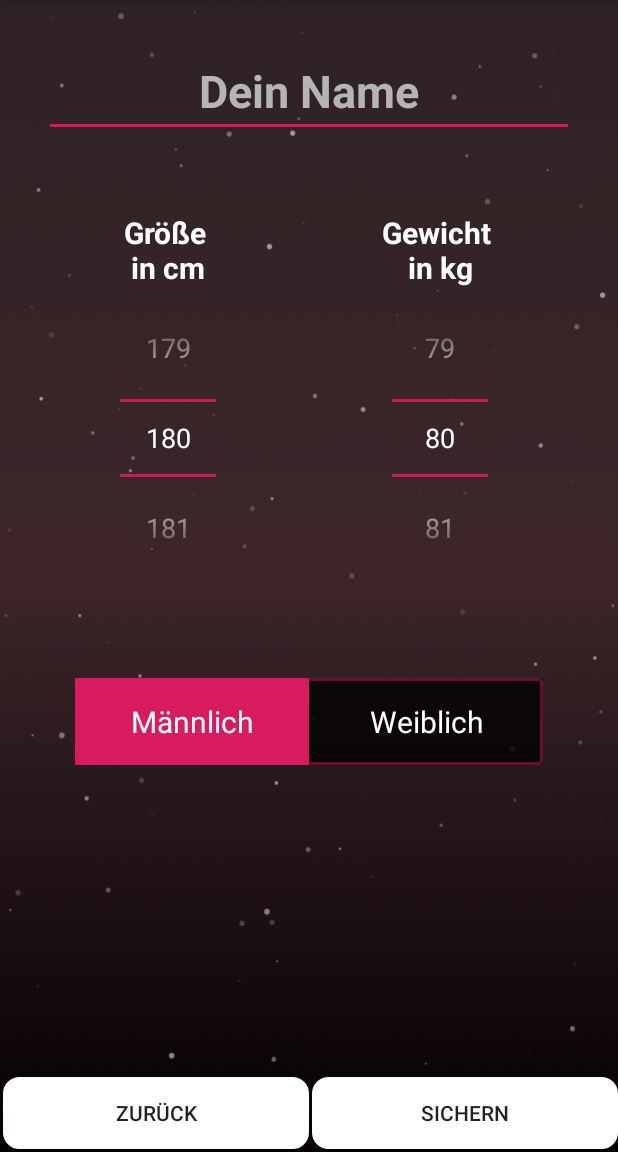
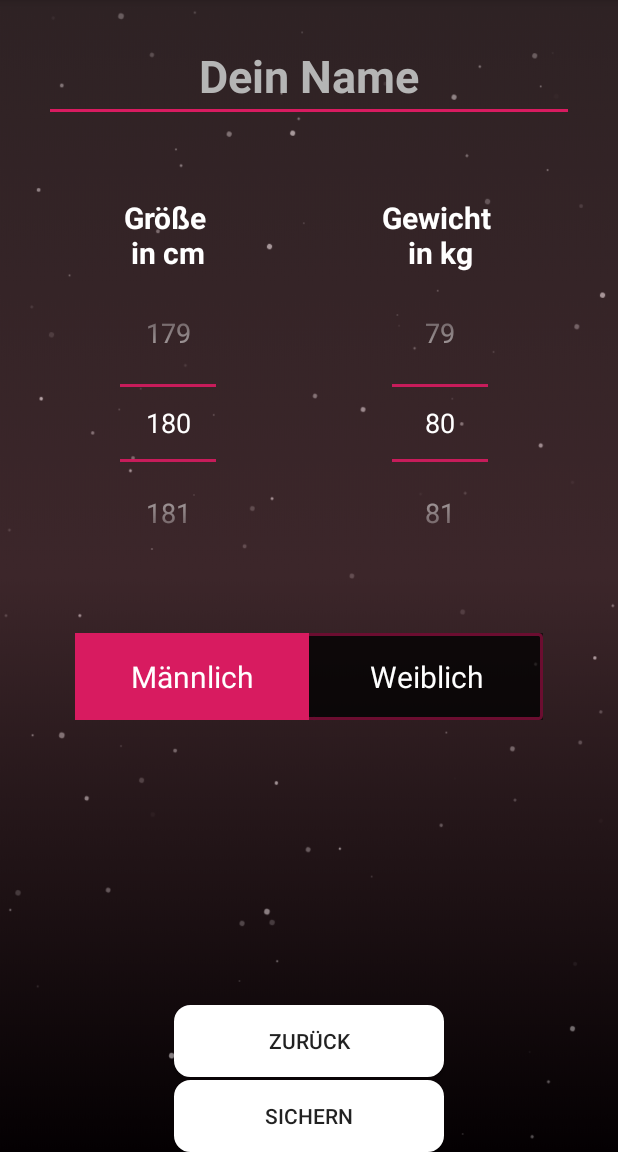
Before and after one commit to not-productive-yet/Promillerechner, an Android app: the PersonCreate screen opened directly, with no data from a screen before it, on a phone screen of 412 x 824 dp, the part 84-1236 px from its top. Run offline under Robolectric (Android 15) with nearby library versions, the phone set to English and light mode, and no system bars; our stand-ins replace Room's generated code.

Commit message:
Commit Karin: Buttons Create Person

```diff
--- a/app/src/main/res/layout/activity_database_person_create.xml
+++ b/app/src/main/res/layout/activity_database_person_create.xml
@@ -18,7 +18,7 @@
         android:textAlignment="center"
         android:textSize="30sp"
         android:textStyle="bold"
-        android:layout_marginTop="30dp"
+        android:layout_marginTop="20dp"
         android:layout_marginBottom="50dp"
         android:textColor="@color/colorWhite"
         android:textColorHint="@color/colorLightGray" />
@@ -89,7 +89,7 @@
         android:layout_below="@id/Size"
         android:background="@drawable/pink_outline"
         android:orientation="horizontal"
-        android:layout_marginTop="70dp"
+        android:layout_marginTop="50dp"
         android:layout_marginLeft="50dp"
         android:layout_marginRight="50dp">
         <RadioButton
@@ -124,28 +124,26 @@
         android:layout_width="match_parent"
         android:layout_height="wrap_content"
         android:layout_alignParentBottom="true"
-        android:orientation="horizontal"
+        android:orientation="vertical"
         android:layout_centerHorizontal="true"
-        android:weightSum="1">
+        >
         <Button
             android:id="@+id/buttonCancelPerson"
-            android:layout_width="0dp"
+            android:layout_width="180dp"
             android:layout_height="wrap_content"
             android:text="@string/zurueck"
             android:background="@drawable/button_layout"
             android:layout_margin="2dp"
             android:layout_gravity="center"
-            android:layout_weight="0.5"
             />
 
         <Button
             android:id="@+id/buttonSavePerson"
-            android:layout_width="0dp"
+            android:layout_width="180dp"
             android:layout_height="wrap_content"
             android:text=""
             android:background="@drawable/button_layout"
             android:layout_gravity="center"
-            android:layout_weight="0.5"
             />
 </LinearLayout>
 
```
